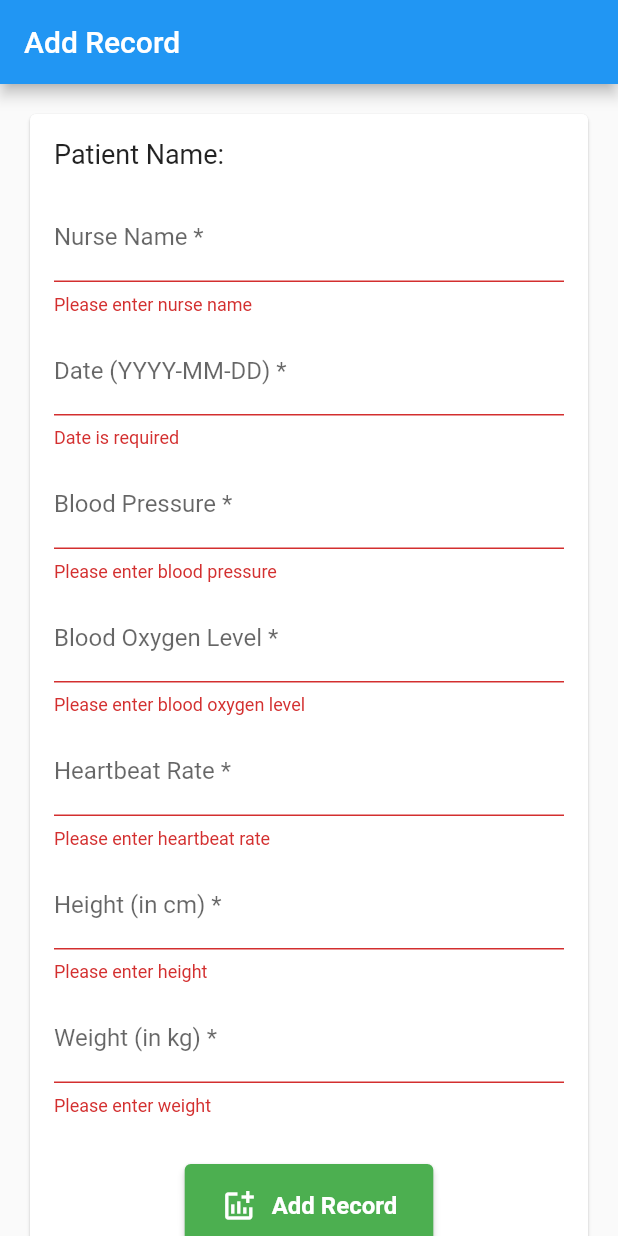
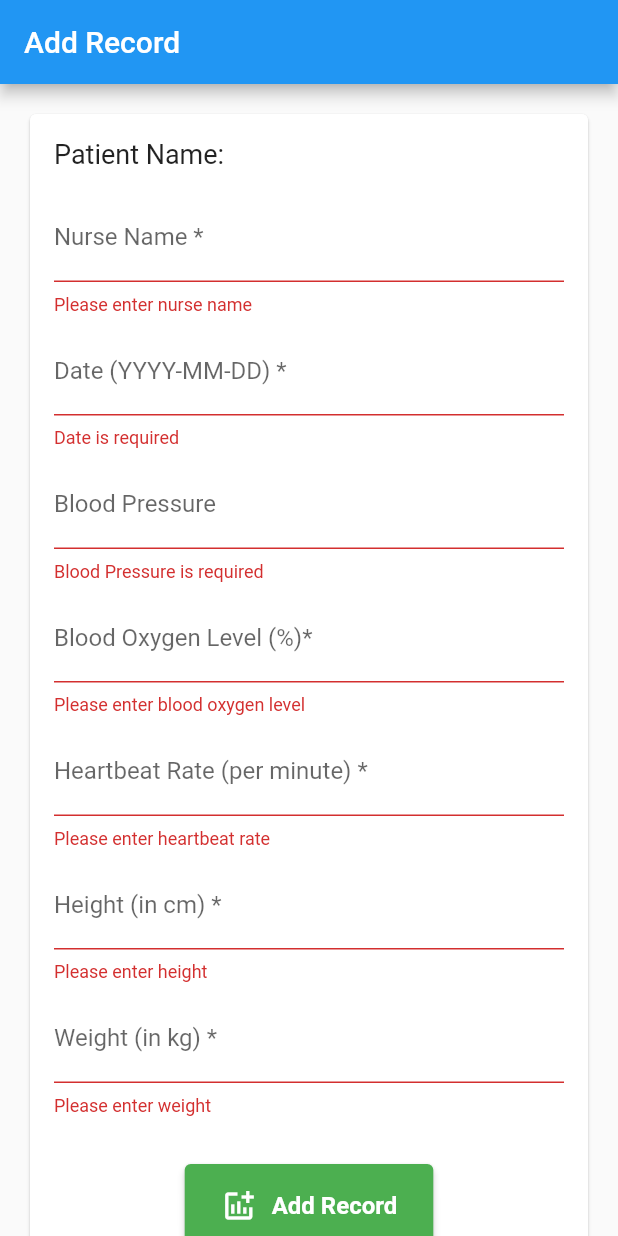
Before and after one commit to Nirajnepal/flutter-patient-app, a Flutter app: the AddRecordScreen screen opened directly with empty values, after a tap on "Add Record", on a phone screen of 412 x 824 dp. Run offline on Flutter 3.47's test engine with Material 2 defaults, Android fonts, the phone set to English and light mode, and no system bars.

```diff
--- a/lib/models/patient.dart
+++ b/lib/models/patient.dart
@@ -6,6 +6,7 @@ class Patient {
   String dateOfBirth;
   String department;
   String doctor;
+  bool? critical;
 
   Patient({
     this.id,
@@ -15,6 +16,7 @@ class Patient {
     required this.dateOfBirth,
     required this.department,
     required this.doctor,
+    this.critical,
   });
 
   factory Patient.fromJson(Map<String, dynamic> json) {
@@ -26,6 +28,7 @@ class Patient {
       dateOfBirth: json['date_of_birth'],
       department: json['department'],
       doctor: json['doctor'],
+      critical: json['critical'],
     );
   }
 
@@ -38,11 +41,12 @@ class Patient {
       'date_of_birth': dateOfBirth,
       'department': department,
       'doctor': doctor,
+      'critical': critical,
     };
   }
 
   @override
   String toString() {
-    return 'Patient: { _id: $id, $firstName, lastName: $lastName, dateOfBirth: $dateOfBirth, address: $address, department: $department, doctor: $doctor }';
+    return 'Patient: { _id: $id, firstName: $firstName, lastName: $lastName, dateOfBirth: $dateOfBirth, address: $address, department: $department, doctor: $doctor, critical: $critical }';
   }
 }
--- a/lib/screens/patient/add_record_sceen.dart
+++ b/lib/screens/patient/add_record_sceen.dart
@@ -44,11 +44,11 @@ class _AddRecordScreenState extends State<AddRecordScreen> {
           id: widget.userId,
           date: patientRecord.date,
           nurseName: patientRecord.nurseName,
-          bloodPressure: double.parse(patientRecord.bloodPressure),
-          bloodOxygenLevel: double.parse(patientRecord.bloodOxygenLevel),
-          heartbeatRate: double.parse(patientRecord.heartbeatRate),
-          height: double.parse(patientRecord.height),
-          weight: double.parse(patientRecord.weight),
+          bloodPressure: patientRecord.bloodPressure,
+          bloodOxygenLevel: patientRecord.bloodOxygenLevel,
+          heartbeatRate: patientRecord.heartbeatRate,
+          height: patientRecord.height,
+          weight: patientRecord.weight,
         );
 
         // ignore: use_build_context_synchronously
@@ -143,26 +143,31 @@ class _AddRecordScreenState extends State<AddRecordScreen> {
                               ),
                               SizedBox(height: 8.0),
                               TextFormField(
-                                initialValue: patientRecord.bloodPressure,
                                 decoration: const InputDecoration(
-                                  labelText: 'Blood Pressure *',
+                                  labelText: 'Blood Pressure',
                                 ),
-                                keyboardType: TextInputType.number,
-                                validator: (value) {
-                                  if (value == null || value.isEmpty) {
-                                    return 'Please enter blood pressure';
+                                keyboardType: TextInputType.text,
+                                validator: (val) {
+                                  if (val!.isEmpty) {
+                                    return 'Blood Pressure is required';
+                                  } else {
+                                    // Regular expression pattern to match "120/80" format
+                                    RegExp pattern =
+                                        RegExp(r'^\d{1,3}\/\d{1,3}$');
+                                    if (!pattern.hasMatch(val)) {
+                                      return 'Blood Pressure must be in the format "120/80"';
+                                    }
                                   }
                                   return null;
                                 },
-                                onSaved: (value) {
-                                  patientRecord.bloodPressure = value ?? '';
-                                },
+                                onSaved: (val) => setState(
+                                    () => patientRecord.bloodPressure = val!),
                               ),
                               SizedBox(height: 8.0),
                               TextFormField(
                                 initialValue: patientRecord.bloodOxygenLevel,
                                 decoration: const InputDecoration(
-                                  labelText: 'Blood Oxygen Level *',
+                                  labelText: 'Blood Oxygen Level (%)*',
                                 ),
                                 keyboardType: TextInputType.number,
                                 validator: (value) {
@@ -179,7 +184,7 @@ class _AddRecordScreenState extends State<AddRecordScreen> {
                               TextFormField(
                                 initialValue: patientRecord.heartbeatRate,
                                 decoration: const InputDecoration(
-                                  labelText: 'Heartbeat Rate *',
+                                  labelText: 'Heartbeat Rate (per minute) *',
                                 ),
                                 keyboardType: TextInputType.number,
                                 validator: (value) {
--- a/lib/screens/services/api.services.dart
+++ b/lib/screens/services/api.services.dart
@@ -124,11 +124,11 @@ class APIService {
     required String id,
     required String date,
     required String nurseName,
-    required double bloodPressure,
-    required double bloodOxygenLevel,
-    required double heartbeatRate,
-    required double height,
-    required double weight,
+    required String bloodPressure,
+    required String bloodOxygenLevel,
+    required String heartbeatRate,
+    required String height,
+    required String weight,
   }) async {
     final response = await http.post(
       Uri.parse('$endpoint/patients/$id/records'),
@@ -143,7 +143,7 @@ class APIService {
         'weight': weight.toString(),
       }),
     );
-    print(response.body);
+    print(response);
     if (response.statusCode == 201) {
       final responseBody = json.decode(response.body);
       return responseBody;
```
Also changed, not shown: lib/screens/patient/patient_lists_screen.dart (+24 -1 lines), lib/screens/patient/record_screen.dart (+16 -6 lines), 1 other file.
